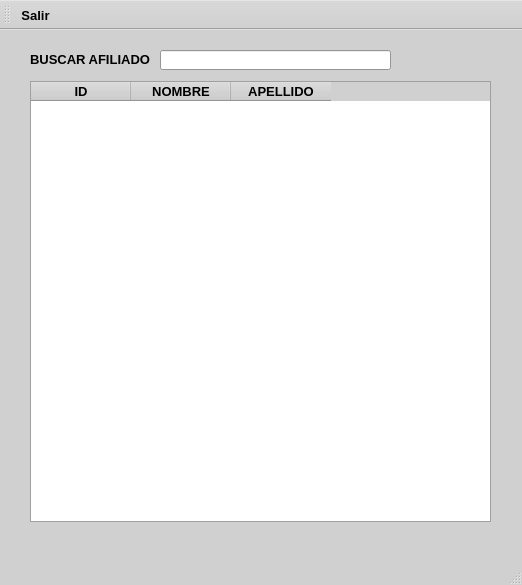
This is ui/buscar_Afiliado.ui in EdwardsBC/SutrakomaqV2 as Qt 5 draws it before an edit. The edited form follows.
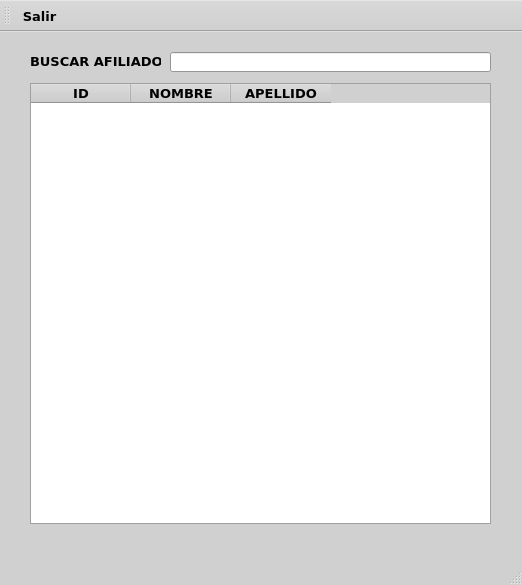
This is the edited form. Icons and pictures are not drawn.

The edit to the form file:
```diff
--- a/ui/buscar_Afiliado.ui
+++ b/ui/buscar_Afiliado.ui
@@ -452,6 +452,13 @@
     </disabled>
    </palette>
   </property>
+  <property name="font">
+   <font>
+    <family>Verdana</family>
+    <pointsize>10</pointsize>
+    <bold>true</bold>
+   </font>
+  </property>
   <property name="windowTitle">
    <string>MainWindow</string>
   </property>
@@ -467,6 +474,7 @@
     </property>
     <property name="font">
      <font>
+      <family>Verdana</family>
       <pointsize>10</pointsize>
       <bold>true</bold>
      </font>
@@ -516,6 +524,7 @@
     </property>
     <property name="font">
      <font>
+      <family>Verdana</family>
       <pointsize>10</pointsize>
       <bold>true</bold>
      </font>
@@ -527,14 +536,15 @@
    <widget class="QLineEdit" name="lineEdit">
     <property name="geometry">
      <rect>
-      <x>160</x>
+      <x>170</x>
       <y>20</y>
-      <width>231</width>
+      <width>321</width>
       <height>20</height>
      </rect>
     </property>
     <property name="font">
      <font>
+      <family>Verdana</family>
       <pointsize>10</pointsize>
       <bold>true</bold>
      </font>
@@ -558,6 +568,7 @@
   <widget class="QToolBar" name="toolBar">
    <property name="font">
     <font>
+     <family>Verdana</family>
      <pointsize>10</pointsize>
      <bold>true</bold>
     </font>
```
Left out of the diff: 6 changed lines with no effect on the pictures.
